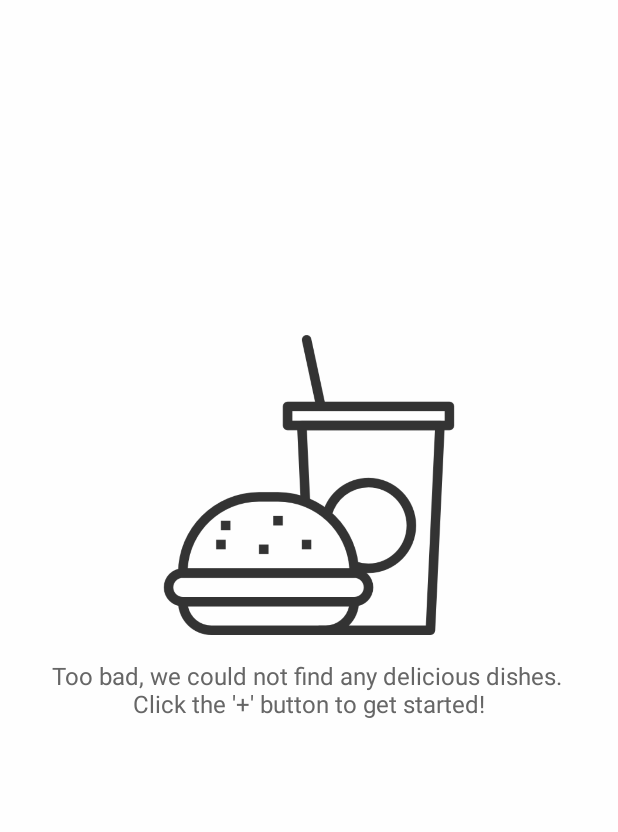
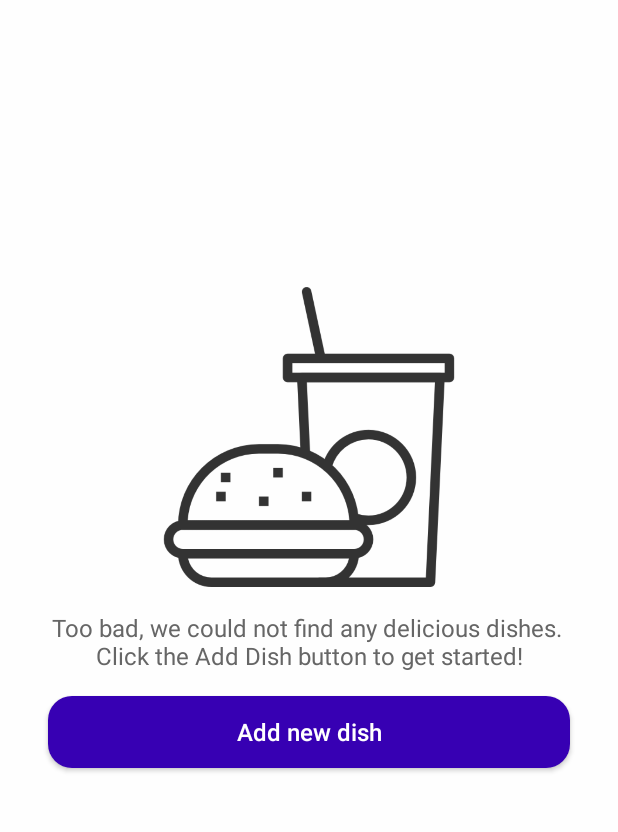
Before and after one commit to arjunmehtaa/SaveTheDish, an Android app: the screen it shows after launch (DishesActivity), on a phone screen of 412 x 824 dp, the part 78-910 px from its top. Run offline under Robolectric (Android 15) with nearby library versions, the phone set to English and light mode, and no system bars.

Commit message:
Added screenshots, added architecture image, fixed bugs

```diff
--- a/app/src/main/java/com/example/savethedish/main/DishesActivity.kt
+++ b/app/src/main/java/com/example/savethedish/main/DishesActivity.kt
@@ -52,6 +52,7 @@ class DishesActivity : AppCompatActivity() {
                 nestedScrollView.visibility = View.GONE
             }
             addButton.setOnClickListener { addButtonClicked() }
+            addNoDishButton.setOnClickListener { addButtonClicked() }
             showDishesToCookButton.setOnClickListener { checkDishesToCookButtonClicked() }
             myIngredientsEdittext.addTextChangedListener(
                 DishNameTextWatcher(
--- a/app/src/main/res/layout/activity_main.xml
+++ b/app/src/main/res/layout/activity_main.xml
@@ -214,8 +214,8 @@
         <ImageView
             android:id="@+id/no_dish_image"
             android:layout_width="200dp"
+            android:layout_height="200dp"
             android:contentDescription="@string/todo"
-            android:layout_height="200dp"
             android:src="@drawable/food_icon" />
 
         <TextView
@@ -228,6 +228,20 @@
             android:textColor="@color/colorPrimary"
             android:textSize="16sp" />
 
+        <Button
+            android:id="@+id/add_no_dish_button"
+            android:layout_width="match_parent"
+            android:layout_height="wrap_content"
+            android:layout_marginHorizontal="32dp"
+            android:layout_marginBottom="16dp"
+            android:background="@drawable/rounded_background"
+            android:backgroundTint="@drawable/button_selector"
+            android:enabled="true"
+            android:text="@string/add_new_dish"
+            android:textAllCaps="false"
+            android:textColor="@android:color/white"
+            android:textSize="16sp" />
+
     </LinearLayout>
 
 </RelativeLayout>
--- a/app/src/main/res/values/strings.xml
+++ b/app/src/main/res/values/strings.xml
@@ -4,7 +4,7 @@
     <string name="name">Name</string>
     <string name="add_dish">Add Dish</string>
     <string name="cancel">Cancel</string>
-    <string name="empty_list_text">Too bad, we could not find any delicious dishes. \nClick the \'+\' button to get started!</string>
+    <string name="empty_list_text">Too bad, we could not find any delicious dishes. \nClick the Add Dish button to get started!</string>
     <string name="sql_command_create_table">create table %s (%s TEXT, %s TEXT)</string>
     <string name="sql_command_drop_table">drop table if exists %s</string>
     <string name="sql_command_select">select * from %s</string>
```
Also changed, not shown: 7 other files.
